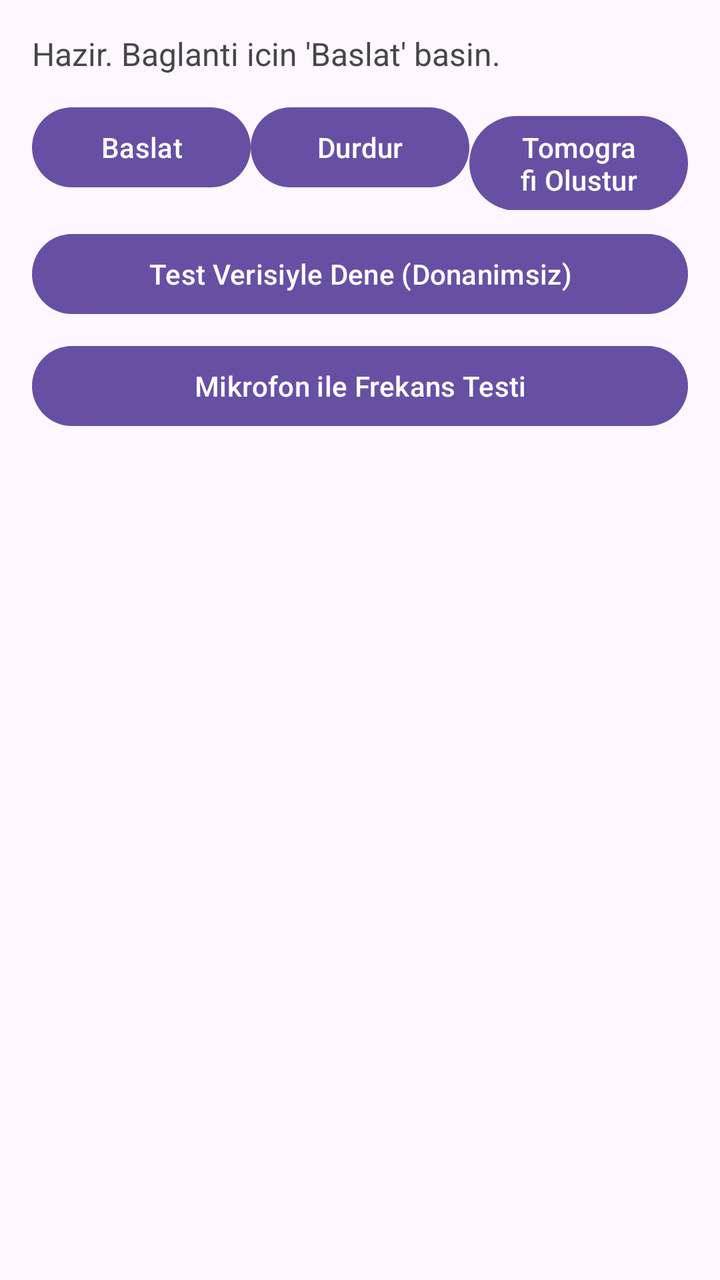
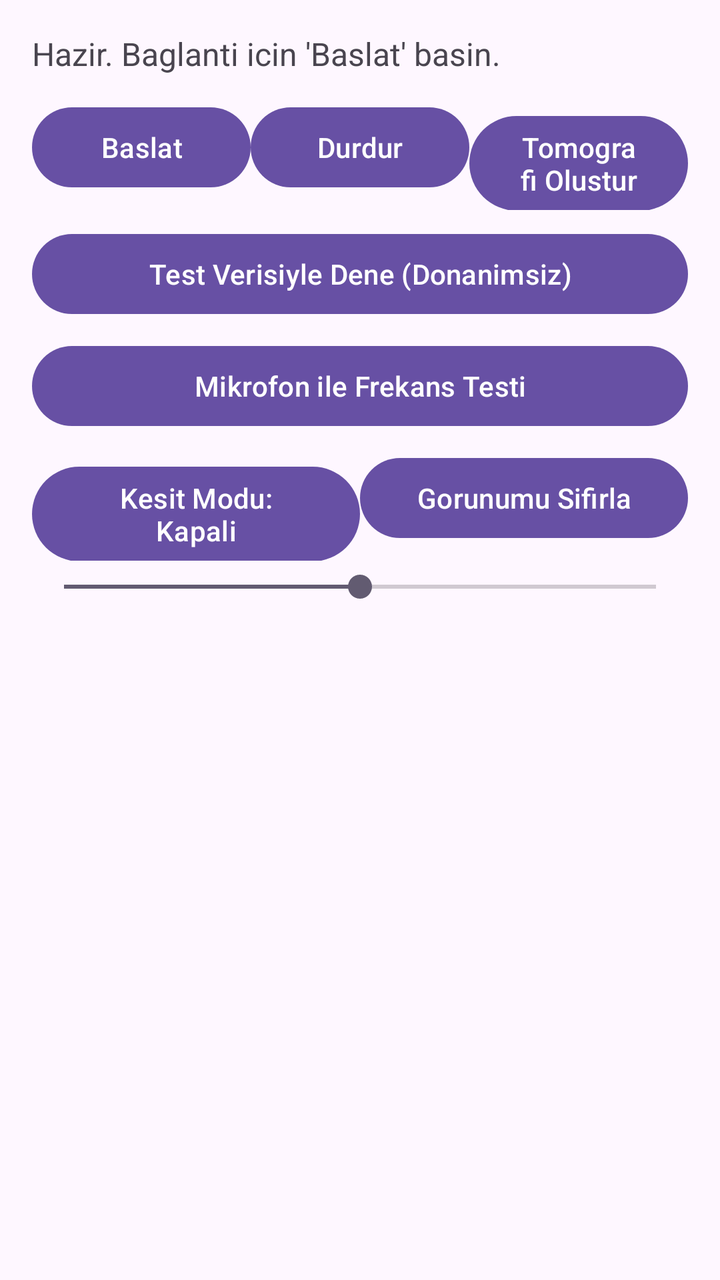

An Android layout rendered at two revisions. The XML below is the earlier revision; the diff shows what the commit changed to produce the second picture.
<!-- AndroidManifest.xml: application theme Theme.Material3.DayNight.NoActionBar -->
<!-- res/layout/activity_main.xml -->
<?xml version="1.0" encoding="utf-8"?>
<LinearLayout xmlns:android="http://schemas.android.com/apk/res/android"
    android:layout_width="match_parent"
    android:layout_height="match_parent"
    android:orientation="vertical"
    android:padding="16dp">

    <TextView
        android:id="@+id/statusText"
        android:layout_width="match_parent"
        android:layout_height="wrap_content"
        android:text="Hazir. Baglanti icin 'Baslat' basin."
        android:textSize="16sp"
        android:paddingBottom="12dp" />

    <LinearLayout
        android:layout_width="match_parent"
        android:layout_height="wrap_content"
        android:orientation="horizontal">

        <Button
            android:id="@+id/startButton"
            android:layout_width="0dp"
            android:layout_height="wrap_content"
            android:layout_weight="1"
            android:text="Baslat" />

        <Button
            android:id="@+id/stopButton"
            android:layout_width="0dp"
            android:layout_height="wrap_content"
            android:layout_weight="1"
            android:text="Durdur" />

        <Button
            android:id="@+id/processButton"
            android:layout_width="0dp"
            android:layout_height="wrap_content"
            android:layout_weight="1"
            android:text="Tomografi Olustur" />
    </LinearLayout>

    <Button
        android:id="@+id/testButton"
        android:layout_width="match_parent"
        android:layout_height="wrap_content"
        android:layout_marginTop="8dp"
        android:text="Test Verisiyle Dene (Donanimsiz)" />

    <Button
        android:id="@+id/micTestButton"
        android:layout_width="match_parent"
        android:layout_height="wrap_content"
        android:layout_marginTop="8dp"
        android:text="Mikrofon ile Frekans Testi" />

    <FrameLayout
        android:id="@+id/tomographyContainer"
        android:layout_width="match_parent"
        android:layout_height="0dp"
        android:layout_weight="1"
        android:layout_marginTop="12dp" />

</LinearLayout>
<!-- resources referenced by this layout -->
<resources>

</resources>

<!-- the commit's change to res/layout/activity_main.xml (unified diff, before → after) -->
@@ -54,11 +54,50 @@
         android:layout_marginTop="8dp"
         android:text="Mikrofon ile Frekans Testi" />
 
+    <LinearLayout
+        android:layout_width="match_parent"
+        android:layout_height="wrap_content"
+        android:orientation="horizontal"
+        android:layout_marginTop="8dp">
+
+        <Button
+            android:id="@+id/depthToggleButton"
+            android:layout_width="0dp"
+            android:layout_height="wrap_content"
+            android:layout_weight="1"
+            android:text="Kesit Modu: Kapali" />
+
+        <Button
+            android:id="@+id/resetViewButton"
+            android:layout_width="0dp"
+            android:layout_height="wrap_content"
+            android:layout_weight="1"
+            android:text="Gorunumu Sifirla" />
+    </LinearLayout>
+
+    <SeekBar
+        android:id="@+id/depthSlider"
+        android:layout_width="match_parent"
+        android:layout_height="wrap_content"
+        android:layout_marginTop="4dp"
+        android:max="100"
+        android:progress="50" />
+
+    <TextView
+        android:id="@+id/infoText"
+        android:layout_width="match_parent"
+        android:layout_height="wrap_content"
+        android:text=""
+        android:textSize="13sp"
+        android:textColor="#555555"
+        android:minLines="2"
+        android:paddingTop="4dp" />
+
     <FrameLayout
         android:id="@+id/tomographyContainer"
         android:layout_width="match_parent"
         android:layout_height="0dp"
         android:layout_weight="1"
-        android:layout_marginTop="12dp" />
+        android:layout_marginTop="8dp" />
 
 </LinearLayout>
